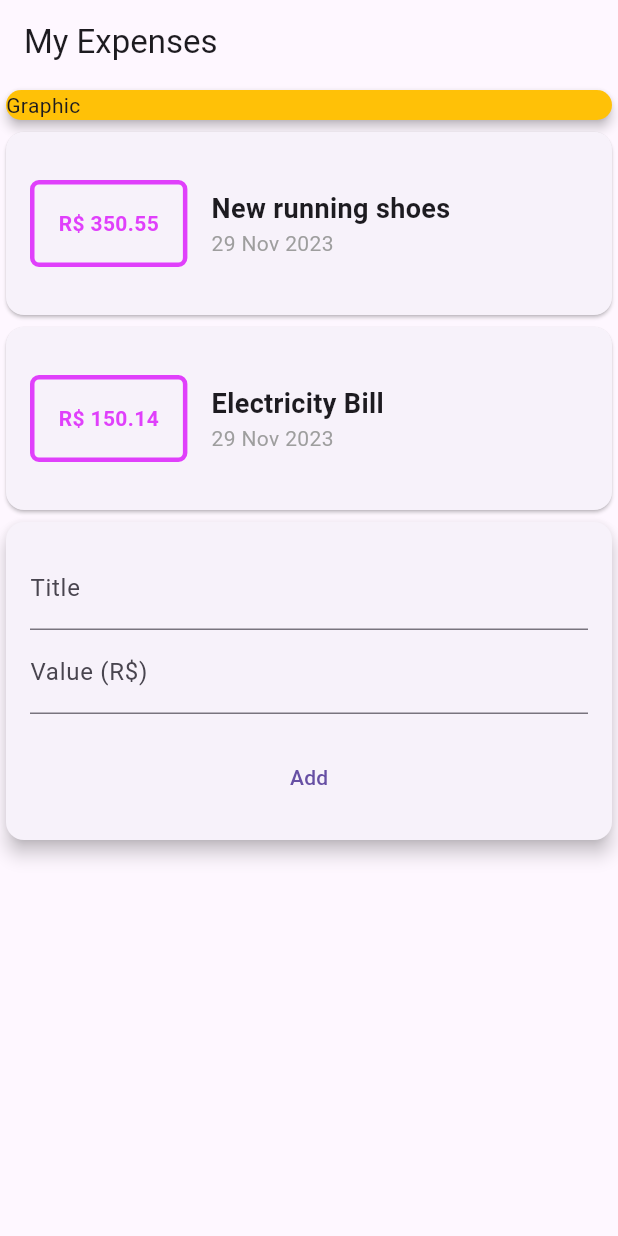
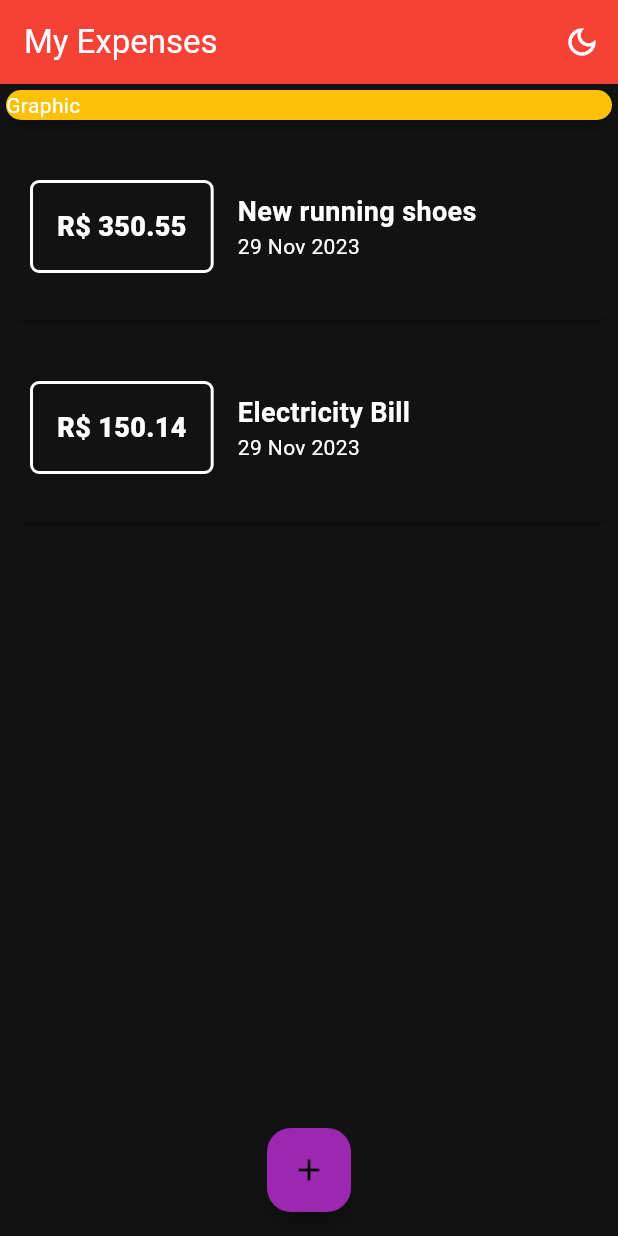
Before and after one commit to DeyvisonSLS/expenses-app, a Flutter app: the screen it shows after launch, on a phone screen of 412 x 824 dp. Run offline on Flutter 3.47's test engine with Material 3 defaults, Android fonts, the phone set to English and light mode, and no system bars.

Commit message:
Dark and light theme modes implemented.

```diff
--- /dev/null
+++ b/devtools_options.yaml
@@ -0,0 +1 @@
+extensions:
--- /dev/null
+++ b/lib/components/theme_provider.dart
@@ -0,0 +1,49 @@
+import 'package:flutter/material.dart';
+
+class ThemeProvider extends ChangeNotifier {
+  // ThemeProvider(super.value);
+
+  ThemeMode themeMode = ThemeMode.dark;
+
+  bool get isDarkMode => themeMode == ThemeMode.dark;
+
+  toggleTheme() {
+    themeMode = isDarkMode ? ThemeMode.light : ThemeMode.dark;
+    // print("Value is: $themeMode");
+    notifyListeners();
+  }
+}
+
+class MyThemes {
+  // In order to the edits made in this class to take effects,
+  // we should Restart and not just hot reload.
+  //
+  // dark
+  static final darkTheme = ThemeData(
+    appBarTheme: const AppBarTheme(
+      backgroundColor: Colors.red,
+    ),
+    colorScheme: const ColorScheme.dark(
+      primary: Colors.purple,
+      secondary: Colors.amber,
+      background: Colors.black,
+      brightness: Brightness.dark,
+      outline: Colors.white,
+    ),
+  );
+
+  // light
+  static final lightTheme = ThemeData(
+    appBarTheme: const AppBarTheme(
+      backgroundColor: Colors.blue,
+      foregroundColor: Colors.white,
+    ),
+    colorScheme: const ColorScheme.light(
+      primary: Colors.blue,
+      secondary: Colors.yellow,
+      background: Colors.white,
+      outline: Colors.black,
+      brightness: Brightness.light,
+    ),
+  );
+}
--- a/lib/components/transaction_list.dart
+++ b/lib/components/transaction_list.dart
@@ -1,3 +1,4 @@
+// import 'package:expenses/components/theme_provider.dart';
 import 'package:expenses/models/transaction.dart';
 import 'package:flutter/material.dart';
 import 'package:intl/intl.dart';
@@ -5,13 +6,16 @@ import 'package:intl/intl.dart';
 class TransactionList extends StatelessWidget {
   final List<Transaction> transactions;
 
-  TransactionList(this.transactions, {super.key});
+  const TransactionList(this.transactions, {super.key});
 
   @override
   Widget build(BuildContext context) {
-    return Column(
-      children: transactions.map(
-        (tr) {
+    return SizedBox(
+      height: 320,
+      child: ListView.builder(
+        itemCount: transactions.length,
+        itemBuilder: (ctx, index) {
+          final tr = transactions[index];
           return Card(
             child: Row(
               children: [
@@ -23,17 +27,16 @@ class TransactionList extends StatelessWidget {
                   padding: const EdgeInsets.all(16),
                   decoration: BoxDecoration(
                     border: Border.all(
-                      color: Colors.purpleAccent,
-                      width: 3,
+                      width: 2,
+                      color: Theme.of(context).colorScheme.outline,
                     ),
                     borderRadius: const BorderRadius.all(Radius.circular(6)),
                   ),
                   child: Text(
                     'R\$ ${tr.value.toStringAsFixed(2)}',
                     style: const TextStyle(
-                      fontWeight: FontWeight.bold,
-                      fontSize: 14,
-                      color: Colors.purpleAccent,
+                      fontWeight: FontWeight.w900,
+                      fontSize: 18,
                     ),
                   ),
                 ),
@@ -50,9 +53,7 @@ class TransactionList extends StatelessWidget {
                     ),
                     Text(
                       DateFormat('d MMM y').format(tr.date),
-                      style: const TextStyle(
-                        color: Colors.grey,
-                      ),
+                      // style: const TextStyle(),
                     ),
                   ],
                 ),
@@ -60,7 +61,7 @@ class TransactionList extends StatelessWidget {
             ),
           );
         },
-      ).toList(),
+      ),
     );
   }
 }
--- a/lib/components/transaction_user.dart
+++ /dev/null
@@ -1,53 +0,0 @@
-import 'dart:math';
-
-import 'package:flutter/material.dart';
-import 'package:expenses/models/transaction.dart';
-import 'package:expenses/components/transaction_form.dart';
-import 'package:expenses/components/transaction_list.dart';
-
-class TransactionUser extends StatefulWidget {
-  const TransactionUser({super.key});
-
-  @override
-  State<TransactionUser> createState() => _TransactionUserState();
-}
-
-class _TransactionUserState extends State<TransactionUser> {
-  final _transactions = [
-    Transaction(
-      id: 't1',
-      title: 'New running shoes',
-      value: 350.55,
-      date: DateTime.now(),
-    ),
-    Transaction(
-      id: 't2',
-      title: 'Electricity Bill',
-      value: 150.14,
-      date: DateTime.now(),
-    ),
-  ];
-
-  _addTransaction(String title, double value) {
-    final newTransaction = Transaction(
-      id: Random().nextDouble().toString(),
-      title: title,
-      value: value,
-      date: DateTime.now(),
-    );
-
-    setState(() {
-      _transactions.add(newTransaction);
-    });
-  }
-
-  @override
-  Widget build(BuildContext context) {
-    return Column(
-      children: [
-        TransactionList(_transactions),
-        TransactionForm(onSubmit: _addTransaction),
-      ],
-    );
-  }
-}
--- /dev/null
+++ b/lib/home_page.dart
@@ -0,0 +1,111 @@
+import 'dart:math';
+import 'package:expenses/components/theme_provider.dart';
+import 'package:expenses/components/transaction_form.dart';
+import 'package:expenses/components/transaction_list.dart';
+import 'package:expenses/models/transaction.dart';
+import 'package:flutter/material.dart';
+import 'package:provider/provider.dart';
+
+class HomePage extends StatefulWidget {
+  const HomePage({super.key});
+
+  @override
+  State<HomePage> createState() => _HomePageState();
+}
+
+class _HomePageState extends State<HomePage> {
+  final _transactions = [
+    Transaction(
+      id: 't1',
+      title: 'New running shoes',
+      value: 350.55,
+      date: DateTime.now(),
+    ),
+    Transaction(
+      id: 't2',
+      title: 'Electricity Bill',
+      value: 150.14,
+      date: DateTime.now(),
+    ),
+  ];
+
+  bool _pressed = false;
+
+  _addTransaction(String title, double value) {
+    final newTransaction = Transaction(
+      id: Random().nextDouble().toString(),
+      title: title,
+      value: value,
+      date: DateTime.now(),
+    );
+
+    setState(() {
+      _transactions.add(newTransaction);
+    });
+
+    Navigator.of(context).pop();
+  }
+
+  _openTransactionFormModal(BuildContext context) {
+    showModalBottomSheet(
+      context: context,
+      builder: (_) {
+        return TransactionForm(
+          onSubmit: _addTransaction,
+        );
+      },
+    );
+  }
+
+  _changeTheme() {
+    // widget.themeProvider.toggleTheme();
+    final themeProvider = Provider.of<ThemeProvider>(context, listen: false);
+    setState(() {
+      themeProvider.toggleTheme();
+      _pressed = !_pressed;
+    });
+  }
+
+  @override
+  Widget build(BuildContext context) {
+    return Scaffold(
+      appBar: AppBar(
+        title: const Text('My Expenses'),
+        actions: [
+          // IconButton(
+          //   icon: const Icon(Icons.add),
+          //   onPressed: () => _openTransactionFormModal(context),
+          // ),
+          IconButton(
+            icon: Padding(
+              padding: const EdgeInsets.all(0.0),
+              child: _pressed == true
+                  ? const Icon(Icons.light_mode_outlined)
+                  : const Icon(Icons.dark_mode_outlined),
+            ),
+            onPressed: () => _changeTheme(),
+          )
+        ],
+      ),
+      body: SingleChildScrollView(
+        child: Column(
+          mainAxisAlignment: MainAxisAlignment.start,
+          crossAxisAlignment: CrossAxisAlignment.stretch,
+          children: [
+            const Card(
+              color: Colors.amber,
+              elevation: 3,
+              child: Text('Graphic'),
+            ),
+            TransactionList(_transactions),
+          ],
+        ),
+      ),
+      floatingActionButton: FloatingActionButton(
+        onPressed: () => _openTransactionFormModal(context),
+        child: const Icon(Icons.add),
+      ),
+      floatingActionButtonLocation: FloatingActionButtonLocation.centerFloat,
+    );
+  }
+}
--- a/lib/main.dart
+++ b/lib/main.dart
@@ -1,40 +1,33 @@
-// ignore_for_file: prefer_const_constructors
-import 'package:expenses/components/transaction_user.dart';
+import 'package:expenses/components/theme_provider.dart';
 import 'package:flutter/material.dart';
+import 'package:provider/provider.dart';
+
+import 'home_page.dart';
 
 main() => runApp(const ExpensesApp());
 
-class ExpensesApp extends StatelessWidget {
+class ExpensesApp extends StatefulWidget {
   const ExpensesApp({super.key});
 
   @override
-  Widget build(BuildContext context) {
-    return MaterialApp(
-      home: MyHomePage(),
-    );
-  }
+  State<ExpensesApp> createState() => _ExpensesAppState();
 }
 
-class MyHomePage extends StatelessWidget {
-  MyHomePage({super.key});
-
+class _ExpensesAppState extends State<ExpensesApp> {
   @override
   Widget build(BuildContext context) {
-    return Scaffold(
-      appBar: AppBar(
-        title: const Text('My Expenses'),
-      ),
-      body: Column(
-        mainAxisAlignment: MainAxisAlignment.start,
-        crossAxisAlignment: CrossAxisAlignment.stretch,
-        children: const [
-          Card(
-            color: Colors.amber,
-            elevation: 3,
-            child: Text('Graphic'),
-          ),
-          TransactionUser(),
-        ],
+    return ChangeNotifierProvider<ThemeProvider>(
+      create: (_) => ThemeProvider(),
+      child: Consumer<ThemeProvider>(
+        builder: (_, model, __) {
+          return MaterialApp(
+            theme: MyThemes.lightTheme,
+            darkTheme: MyThemes.darkTheme,
+            themeMode: model.themeMode,
+            home: const HomePage(),
+            debugShowCheckedModeBanner: false,
+          );
+        },
       ),
     );
   }
--- a/pubspec.yaml
+++ b/pubspec.yaml
@@ -29,6 +29,7 @@ environment:
 # the latest version available on pub.dev. To see which dependencies have newer
 # versions available, run `flutter pub outdated`.
 dependencies:
+  provider: ^6.0.3
   flutter:
     sdk: flutter
   intl: ^0.18.1
```
Also changed, not shown: lib/components/transaction_form.dart (+30 -6 lines), pubspec.lock.
